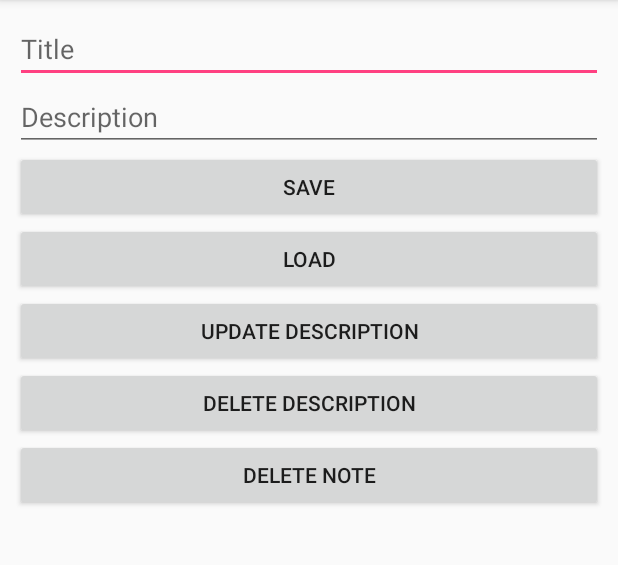
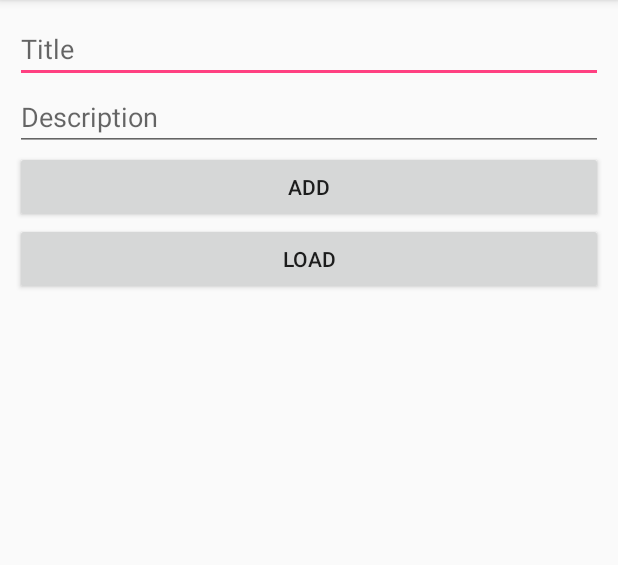
Before and after one commit to space4pratyush/CompleteFireStore, an Android app: the screen it shows after launch (MainActivity), after a tap on "LOAD", on a phone screen of 412 x 824 dp, the part 84-649 px from its top. Run offline under Robolectric (Android 15) with nearby library versions, the phone set to English and light mode, and no system bars; our stand-ins replace Firebase (no records; nobody signed in at launch, a user with empty details on screens opened directly).

Commit message:
Third commit in which all data will be fetched after app installation

```diff
--- a/app/src/main/java/com/example/pratyush/completefirestore/MainActivity.java
+++ b/app/src/main/java/com/example/pratyush/completefirestore/MainActivity.java
@@ -1,5 +1,6 @@
 package com.example.pratyush.completefirestore;
 
+import android.provider.ContactsContract;
 import android.support.annotation.NonNull;
 import android.support.v7.app.AppCompatActivity;
 import android.os.Bundle;
@@ -11,16 +12,21 @@ import android.widget.Toast;
 
 import com.google.android.gms.tasks.OnFailureListener;
 import com.google.android.gms.tasks.OnSuccessListener;
+import com.google.firebase.firestore.CollectionReference;
 import com.google.firebase.firestore.DocumentReference;
 import com.google.firebase.firestore.DocumentSnapshot;
 import com.google.firebase.firestore.EventListener;
 import com.google.firebase.firestore.FieldValue;
 import com.google.firebase.firestore.FirebaseFirestore;
 import com.google.firebase.firestore.FirebaseFirestoreException;
+import com.google.firebase.firestore.Query;
+import com.google.firebase.firestore.QueryDocumentSnapshot;
+import com.google.firebase.firestore.QuerySnapshot;
 import com.google.firebase.firestore.SetOptions;
 
 import java.util.HashMap;
 import java.util.Map;
+import java.util.Queue;
 
 import javax.annotation.Nullable;
 
@@ -34,6 +40,7 @@ public class MainActivity extends AppCompatActivity {
 //    for setting up firebase database
     private FirebaseFirestore db=FirebaseFirestore.getInstance();
 //    for fetching data from firestore database
+    private CollectionReference notebookRef=db.collection("Notebook");
     private DocumentReference noteRef=db.collection("Notebook").document("My First Note");
     @Override
     protected void onCreate(Bundle savedInstanceState) {
@@ -47,104 +54,47 @@ public class MainActivity extends AppCompatActivity {
     @Override
     protected void onStart() {
         super.onStart();
-        noteRef.addSnapshotListener(this, new EventListener<DocumentSnapshot>() {
+        //for showing data while after app installation
+        notebookRef.addSnapshotListener(new EventListener<QuerySnapshot>() {
             @Override
-            public void onEvent(@Nullable DocumentSnapshot documentSnapshot, @Nullable FirebaseFirestoreException e) {
-
+            public void onEvent(@Nullable QuerySnapshot queryDocumentSnapshots, @Nullable FirebaseFirestoreException e){
                 if (e!=null){
-                    Toast.makeText(MainActivity.this, "Error while loading", Toast.LENGTH_SHORT).show();
-                    Log.d(TAG, e.toString());
                     return;
                 }
-                if (documentSnapshot.exists()){
-//                    String title=documentSnapshot.getString(KEY_TITLE);
-//                    String description=documentSnapshot.getString(KEY_DESCRIPTION);
-//                    textViewData.setText("Title: "+title+"\n"+"Description: "+description);
-//                    Again I am using java object here
+                String data="";
+                for (QueryDocumentSnapshot documentSnapshot:queryDocumentSnapshots){
                     NoteModel note=documentSnapshot.toObject(NoteModel.class);
                     String title=note.getTitle();
                     String description=note.getDescription();
-                    textViewData.setText("Title: "+title+"\n"+"Description: "+description);
+                    data+="Title: "+title+"\nDescription "+description+"\n\n";
                 }
-                else {
-                    textViewData.setText("");
-                }
+                textViewData.setText(data);
             }
         });
     }
 
-    public void saveNote(View v){
+    public void addNote(View v){
         String title=editTextTitle.getText().toString();
         String description=editTextDescription.getText().toString();
-//      for putting the above data in a container, using Map interface
-//        Map<String, Object> note=new HashMap<>();
-//
-////        here we are inserting our key value pair
-//        note.put(KEY_TITLE, title);
-//        note.put(KEY_DESCRIPTION,description);
-//        Instead of Map, I am now using java model class object, I had used map above
+
         NoteModel note=new NoteModel(title,description);
-
-//       passing the note value to our firebase database
-//        db.collection("Notebook/My First Note") is also an another method to create collection and documents
-        db.collection("Notebook").document("My First Note").set(note)
-                .addOnSuccessListener(new OnSuccessListener<Void>() {
-                    @Override
-                    public void onSuccess(Void aVoid) {
-                        Toast.makeText(MainActivity.this, "Note Saved", Toast.LENGTH_SHORT).show();
-                    }
-                })
-                .addOnFailureListener(new OnFailureListener() {
-                    @Override
-                    public void onFailure(@NonNull Exception e) {
-                        Toast.makeText(MainActivity.this, "Error!", Toast.LENGTH_SHORT).show();
-                        Log.d(TAG,e.toString());
-
-                    }
-                });
+        notebookRef.add(note);
 
     }
-    public void updateDescription(View v){
-        String description=editTextDescription.getText().toString();
-//        Map<String, Object> note=new HashMap<>();
-//        note.put(KEY_DESCRIPTION,description);
-//        noteRef.set(note, SetOptions.merge());
-        noteRef.update(KEY_DESCRIPTION, description);
-    }
-    public void deleteDescription(View v){
-//        Map<String, Object> note=new HashMap<>();
-//        note.put(KEY_DESCRIPTION, FieldValue.delete());
-//        noteRef.update(note);
-        noteRef.update(KEY_DESCRIPTION,FieldValue.delete());
-    }
-    public void deleteNote(View v){
-        noteRef.delete();
-    }
-    public void loadNote(View v){
-        noteRef.get()
-                .addOnSuccessListener(new OnSuccessListener<DocumentSnapshot>() {
+    public void loadNotes(View v) {
+        notebookRef.get()
+//                QuerySnapshot here contains multiple snapshot of document
+                .addOnSuccessListener(new OnSuccessListener<QuerySnapshot>() {
                     @Override
-                    public void onSuccess(DocumentSnapshot documentSnapshot) {
-                        if (documentSnapshot.exists()){
-//                            String title=documentSnapshot.getString(KEY_TITLE);
-//                            String description=documentSnapshot.getString(KEY_DESCRIPTION);
-//                            Map<String,Object> note=documentSnapshot.getData();
-//                            Now using Note
+                    public void onSuccess(QuerySnapshot queryDocumentSnapshots) {
+                        String data="";
+                        for(QueryDocumentSnapshot documentSnapshot:queryDocumentSnapshots){
                             NoteModel note=documentSnapshot.toObject(NoteModel.class);
                             String title=note.getTitle();
                             String description=note.getDescription();
-                            textViewData.setText("Title: "+title+"\n"+"Description: "+description);
+                            data+="Title: "+title+"\nDescription: "+description+"\n\n";
                         }
-                        else {
-                            Toast.makeText(MainActivity.this, "Document does not exist", Toast.LENGTH_SHORT).show();
-                        }
-                    }
-                })
-                .addOnFailureListener(new OnFailureListener() {
-                    @Override
-                    public void onFailure(@NonNull Exception e) {
-                        Toast.makeText(MainActivity.this, "Erro", Toast.LENGTH_SHORT).show();
-                        Log.d(TAG,e.toString());
+                        textViewData.setText(data);
                     }
                 });
     }
--- a/app/src/main/res/layout/activity_main.xml
+++ b/app/src/main/res/layout/activity_main.xml
@@ -24,33 +24,22 @@
     <Button
         android:layout_width="match_parent"
         android:layout_height="wrap_content"
-        android:text="Save"
-        android:onClick="saveNote"/>
+        android:text="Add"
+        android:onClick="addNote"/>
     <Button
         android:layout_width="match_parent"
         android:layout_height="wrap_content"
         android:text="Load"
-        android:onClick="loadNote"/>
-    <Button
+        android:onClick="loadNotes"/>
+    <android.support.v4.widget.NestedScrollView
         android:layout_width="match_parent"
-        android:layout_height="wrap_content"
-        android:text="Update Description"
-        android:onClick="updateDescription"/>
-    <Button
-        android:layout_width="match_parent"
-        android:layout_height="wrap_content"
-        android:text="Delete Description"
-        android:onClick="deleteDescription"/>
-    <Button
-        android:layout_width="match_parent"
-        android:layout_height="wrap_content"
-        android:text="Delete Note"
-        android:onClick="deleteNote"/>
+        android:layout_height="wrap_content">
         <TextView
             android:id="@+id/text_view_data"
             android:layout_width="match_parent"
             android:layout_height="wrap_content"
             android:textSize="20sp"
             />
+    </android.support.v4.widget.NestedScrollView>
 
 </LinearLayout>
```
Lines whose indentation alone changed are shown as unchanged.
